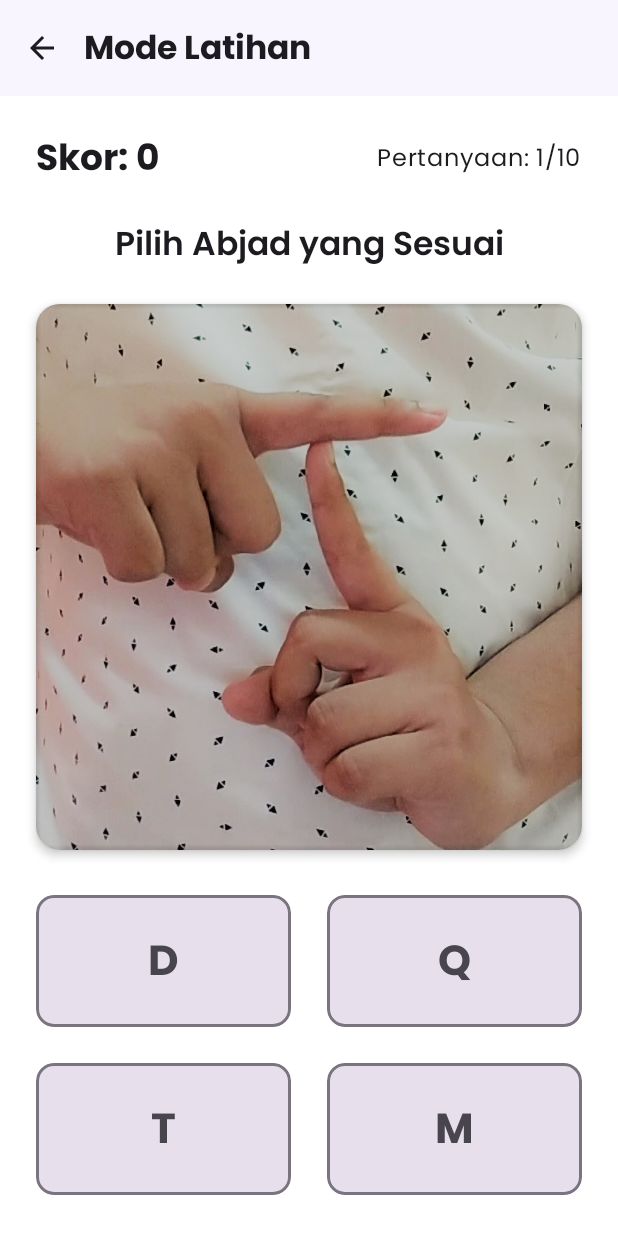
After one commit to Haalloobim/FP-PPB-HYO-APP, an Android app built with Jetpack Compose: the QuizScreen screen opened through its navigation route, on a phone screen of 412 x 824 dp. The commit adds this screen. Run offline under Robolectric (Android 15) with nearby library versions, the phone set to English and light mode, and no system bars; our stand-ins replace Dagger/Hilt's generated code, accompanist.

Commit message:
feat: add quiz page

```diff
--- a/app/src/main/java/com/app/hyo/presentation/navgraph/NavGraph.kt
+++ b/app/src/main/java/com/app/hyo/presentation/navgraph/NavGraph.kt
@@ -25,6 +25,7 @@ import com.app.hyo.presentation.onboarding.OnBoardingScreen
 import com.app.hyo.presentation.onboarding.OnBoardingViewModel
 import com.app.hyo.presentation.onboarding.OnBoardingNavigationEvent
 import com.app.hyo.presentation.profile.ProfileScreen
+import com.app.hyo.presentation.quiz.QuizScreen
 import com.app.hyo.presentation.register.RegisterScreen
 
 
@@ -127,6 +128,11 @@ fun NavGraph(
                     onBackClick = { navController.popBackStack() }
                 )
             }
+            composable(route = AppRoutes.PRACTICE_ISL_SCREEN) {
+                QuizScreen(
+                    onBackClick = { navController.popBackStack() }
+                )
+            }
             composable(route = AppRoutes.PROFILE_SCREEN) {
                 ProfileScreen(
                     onBackClick = { navController.popBackStack() },
--- /dev/null
+++ b/app/src/main/java/com/app/hyo/presentation/quiz/QuizScreen.kt
@@ -0,0 +1,260 @@
+package com.app.hyo.presentation.quiz
+
+import android.content.Context
+import android.graphics.BitmapFactory
+import androidx.compose.foundation.Image
+import androidx.compose.foundation.background
+import androidx.compose.foundation.border
+import androidx.compose.foundation.clickable
+import androidx.compose.foundation.layout.*
+import androidx.compose.foundation.rememberScrollState
+import androidx.compose.foundation.shape.RoundedCornerShape
+import androidx.compose.foundation.verticalScroll
+import androidx.compose.material.icons.Icons
+import androidx.compose.material.icons.filled.ArrowBack
+import androidx.compose.material3.*
+import androidx.compose.runtime.Composable
+import androidx.compose.runtime.collectAsState
+import androidx.compose.runtime.getValue
+import androidx.compose.runtime.remember
+import androidx.compose.ui.Alignment
+import androidx.compose.ui.Modifier
+import androidx.compose.ui.draw.clip
+import androidx.compose.ui.graphics.Color
+import androidx.compose.ui.graphics.asImageBitmap
+import androidx.compose.ui.graphics.painter.BitmapPainter
+import androidx.compose.ui.layout.ContentScale
+import androidx.compose.ui.platform.LocalContext
+import androidx.compose.ui.text.font.FontWeight
+import androidx.compose.ui.text.style.TextAlign
+import androidx.compose.ui.tooling.preview.Preview
+import androidx.compose.ui.unit.dp
+import androidx.compose.ui.unit.sp
+import androidx.hilt.navigation.compose.hiltViewModel
+import com.app.hyo.presentation.Dimens
+import com.app.hyo.ui.theme.HyoTheme
+import com.app.hyo.ui.theme.Poppins
+import java.io.IOException
+
+@OptIn(ExperimentalMaterial3Api::class)
+@Composable
+fun QuizScreen(
+    onBackClick: () -> Unit,
+    viewModel: QuizViewModel = hiltViewModel()
+) {
+    val uiState by viewModel.uiState.collectAsState()
+    val context = LocalContext.current
+
+    Scaffold(
+        topBar = {
+            TopAppBar(
+                title = { Text("Mode Latihan", fontFamily = Poppins, fontWeight = FontWeight.Bold) },
+                navigationIcon = {
+                    IconButton(onClick = onBackClick) {
+                        Icon(Icons.Filled.ArrowBack, contentDescription = "Back")
+                    }
+                },
+                colors = TopAppBarDefaults.smallTopAppBarColors(
+                    containerColor = MaterialTheme.colorScheme.primaryContainer.copy(alpha = 0.3f)
+                )
+            )
+        }
+    ) { paddingValues ->
+        if (uiState.quizFinished) {
+            QuizResultScreen(
+                score = uiState.score,
+                totalQuestions = uiState.totalQuestions,
+                onRestart = { viewModel.onEvent(QuizEvent.RestartQuiz) },
+                modifier = Modifier.padding(paddingValues)
+            )
+        } else {
+            uiState.currentQuestion?.let { question ->
+                Column(
+                    modifier = Modifier
+                        .fillMaxSize()
+                        .padding(paddingValues)
+                        .verticalScroll(rememberScrollState()) // <<-- LAYAR DIBUAT SCROLLABLE
+                        .padding(Dimens.MediumPadding1),
+                    horizontalAlignment = Alignment.CenterHorizontally
+                ) {
+                    Row(
+                        modifier = Modifier.fillMaxWidth(),
+                        horizontalArrangement = Arrangement.SpaceBetween,
+                        verticalAlignment = Alignment.CenterVertically
+                    ) {
+                        Text(
+                            text = "Skor: ${uiState.score}",
+                            style = MaterialTheme.typography.headlineSmall.copy(fontFamily = Poppins, fontWeight = FontWeight.Bold)
+                        )
+                        Text(
+                            text = "Pertanyaan: ${uiState.questionNumber}/${uiState.totalQuestions}",
+                            style = MaterialTheme.typography.bodyLarge.copy(fontFamily = Poppins)
+                        )
+                    }
+                    Spacer(modifier = Modifier.height(Dimens.MediumPadding1))
+                    Text(
+                        text = "Pilih Abjad yang Sesuai",
+                        style = MaterialTheme.typography.titleLarge.copy(fontFamily = Poppins, fontWeight = FontWeight.SemiBold),
+                        textAlign = TextAlign.Center
+                    )
+                    Spacer(modifier = Modifier.height(Dimens.MediumPadding1))
+                    Card(
+                        modifier = Modifier
+                            .fillMaxWidth()
+                            .aspectRatio(1f),
+                        shape = RoundedCornerShape(16.dp),
+                        elevation = CardDefaults.cardElevation(4.dp)
+                    ) {
+                        val painter = remember(question.imageName) {
+                            try {
+                                val inputStream = context.assets.open("images/${question.imageName}")
+                                val bitmap = BitmapFactory.decodeStream(inputStream)
+                                BitmapPainter(bitmap.asImageBitmap())
+                            } catch (e: IOException) {
+                                null
+                            }
+                        }
+                        if (painter != null) {
+                            Image(
+                                painter = painter,
+                                contentDescription = "Tanda isyarat untuk ${question.letter}",
+                                modifier = Modifier.fillMaxSize(),
+                                contentScale = ContentScale.Crop
+                            )
+                        } else {
+                            Box(
+                                modifier = Modifier
+                                    .fillMaxSize()
+                                    .background(Color.Gray.copy(alpha = 0.5f)),
+                                contentAlignment = Alignment.Center
+                            ) {
+                                Text("Gambar tidak tersedia")
+                            }
+                        }
+                    }
+
+                    Spacer(modifier = Modifier.height(Dimens.MediumPadding2))
+
+                    // Opsi Jawaban
+                    uiState.options.chunked(2).forEach { rowOptions ->
+                        Row(
+                            modifier = Modifier.fillMaxWidth(),
+                            horizontalArrangement = Arrangement.spacedBy(Dimens.MediumPadding1)
+                        ) {
+                            rowOptions.forEach { option ->
+                                OptionButton(
+                                    text = option.toString(),
+                                    onClick = { viewModel.onEvent(QuizEvent.SelectAnswer(option)) },
+                                    modifier = Modifier.weight(1f),
+                                    isSelected = uiState.isAnswered,
+                                    isCorrect = option == question.letter
+                                )
+                            }
+                        }
+                        Spacer(modifier = Modifier.height(Dimens.MediumPadding1))
+                    }
+
+                    if (uiState.isAnswered) {
+                        Button(
+                            onClick = { viewModel.onEvent(QuizEvent.NextQuestion) },
+                            modifier = Modifier
+                                .fillMaxWidth()
+                                .padding(top = Dimens.SmallPadding1)
+                        ) {
+                            Text("Berikutnya")
+                        }
+                    }
+
+                    Spacer(modifier = Modifier.height(Dimens.MediumPadding1))
+                }
+            } ?: Box(
+                modifier = Modifier.fillMaxSize(),
+                contentAlignment = Alignment.Center
+            ) {
+                CircularProgressIndicator()
+            }
+        }
+    }
+}
+
+@Composable
+fun OptionButton(
+    text: String,
+    onClick: () -> Unit,
+    modifier: Modifier = Modifier,
+    isSelected: Boolean,
+    isCorrect: Boolean
+) {
+    val backgroundColor = when {
+        !isSelected -> MaterialTheme.colorScheme.surfaceVariant
+        isCorrect -> Color.Green.copy(alpha = 0.5f)
+        else -> Color.Red.copy(alpha = 0.5f)
+    }
+
+    val borderColor = when {
+        !isSelected -> MaterialTheme.colorScheme.outline
+        isCorrect -> Color.Green
+        else -> Color.Red
+    }
+
+    Box(
+        modifier = modifier
+            .clip(RoundedCornerShape(12.dp))
+            .background(backgroundColor)
+            .border(2.dp, borderColor, RoundedCornerShape(12.dp))
+            .clickable(onClick = onClick)
+            .padding(vertical = Dimens.MediumPadding1, horizontal = Dimens.SmallPadding1),
+        contentAlignment = Alignment.Center
+    ) {
+        Text(
+            text = text,
+            style = MaterialTheme.typography.headlineMedium.copy(fontFamily = Poppins, fontWeight = FontWeight.Bold),
+            color = MaterialTheme.colorScheme.onSurfaceVariant
+        )
+    }
+}
+
+@Composable
+fun QuizResultScreen(
+    score: Int,
+    totalQuestions: Int,
+    onRestart: () -> Unit,
+    modifier: Modifier = Modifier
+) {
+    Column(
+        modifier = modifier
+            .fillMaxSize()
+            .padding(Dimens.MediumPadding2),
+        horizontalAlignment = Alignment.CenterHorizontally,
+        verticalArrangement = Arrangement.Center
+    ) {
+        Text(
+            text = "Kuis Selesai!",
+            style = MaterialTheme.typography.displayMedium.copy(fontFamily = Poppins, fontWeight = FontWeight.Bold)
+        )
+        Spacer(modifier = Modifier.height(Dimens.MediumPadding1))
+        Text(
+            text = "Skor Akhir Anda:",
+            style = MaterialTheme.typography.headlineSmall.copy(fontFamily = Poppins)
+        )
+        Text(
+            text = "$score / ${totalQuestions * 10}",
+            style = MaterialTheme.typography.displaySmall.copy(fontFamily = Poppins, fontWeight = FontWeight.Bold, color = MaterialTheme.colorScheme.primary)
+        )
+        Spacer(modifier = Modifier.height(Dimens.MediumPadding3))
+        Button(
+            onClick = onRestart,
+            modifier = Modifier.fillMaxWidth()
+        ) {
+            Text("Mulai Lagi")
+        }
+    }
+}
+
+@Preview(showBackground = true)
+@Composable
+fun QuizScreenPreview() {
+    HyoTheme {
+        QuizScreen(onBackClick = {})
+    }
+}
--- /dev/null
+++ b/app/src/main/java/com/app/hyo/presentation/quiz/QuizUiState.kt
@@ -0,0 +1,14 @@
+package com.app.hyo.presentation.quiz
+
+import com.app.hyo.presentation.dictionary.AlphabetSign
+
+data class QuizUiState(
+    val currentQuestion: AlphabetSign? = null,
+    val options: List<Char> = emptyList(),
+    val score: Int = 0,
+    val isAnswered: Boolean = false,
+    val isCorrect: Boolean? = null,
+    val quizFinished: Boolean = false,
+    val questionNumber: Int = 0,
+    val totalQuestions: Int = 0
+)
--- /dev/null
+++ b/app/src/main/java/com/app/hyo/presentation/quiz/QuizViewModel.kt
@@ -0,0 +1,90 @@
+package com.app.hyo.presentation.quiz
+
+import androidx.lifecycle.ViewModel
+import androidx.lifecycle.viewModelScope
+import com.app.hyo.presentation.dictionary.AlphabetSign
+import dagger.hilt.android.lifecycle.HiltViewModel
+import kotlinx.coroutines.flow.MutableStateFlow
+import kotlinx.coroutines.flow.StateFlow
+import kotlinx.coroutines.flow.asStateFlow
+import kotlinx.coroutines.flow.update
+import kotlinx.coroutines.launch
+import javax.inject.Inject
+import kotlin.random.Random
+
+@HiltViewModel
+class QuizViewModel @Inject constructor() : ViewModel() {
+
+    private val _uiState = MutableStateFlow(QuizUiState())
+    val uiState: StateFlow<QuizUiState> = _uiState.asStateFlow()
+
+    private val allQuestions = ('A'..'Z').map { AlphabetSign(it, "body_$it.jpg") }
+    private lateinit var quizQuestions: List<AlphabetSign>
+
+    init {
+        startNewQuiz()
+    }
+
+    private fun startNewQuiz() {
+        quizQuestions = allQuestions.shuffled().take(10) // Take 10 random questions for the quiz
+        _uiState.update { it.copy(
+            score = 0,
+            quizFinished = false,
+            questionNumber = 0,
+            totalQuestions = quizQuestions.size
+        ) }
+        loadNextQuestion()
+    }
+
+    private fun loadNextQuestion() {
+        val currentQuestionIndex = _uiState.value.questionNumber
+        if (currentQuestionIndex < quizQuestions.size) {
+            val question = quizQuestions[currentQuestionIndex]
+            val options = generateOptions(question.letter)
+            _uiState.update {
+                it.copy(
+                    currentQuestion = question,
+                    options = options,
+                    isAnswered = false,
+                    isCorrect = null,
+                    questionNumber = currentQuestionIndex + 1
+                )
+            }
+        } else {
+            // Quiz finished
+            _uiState.update { it.copy(quizFinished = true) }
+        }
+    }
+
+    private fun generateOptions(correctAnswer: Char): List<Char> {
+        val options = mutableSetOf(correctAnswer)
+        val alphabet = 'A'..'Z'
+        while (options.size < 4) {
+            options.add(alphabet.random())
+        }
+        return options.toList().shuffled()
+    }
+
+    fun onEvent(event: QuizEvent) {
+        when (event) {
+            is QuizEvent.SelectAnswer -> {
+                if (!_uiState.value.isAnswered) {
+                    val isCorrect = event.answer == _uiState.value.currentQuestion?.letter
+                    _uiState.update {
+                        it.copy(
+                            isAnswered = true,
+                            isCorrect = isCorrect,
+                            score = if (isCorrect) it.score + 10 else it.score
+                        )
+                    }
+                }
+            }
+            is QuizEvent.NextQuestion -> {
+                loadNextQuestion()
+            }
+            is QuizEvent.RestartQuiz -> {
+                startNewQuiz()
+            }
+        }
+    }
+}
```
Also changed, not shown: app/src/main/java/com/app/hyo/presentation/quiz/QuizEvent.kt (added, +7 -0 lines).
